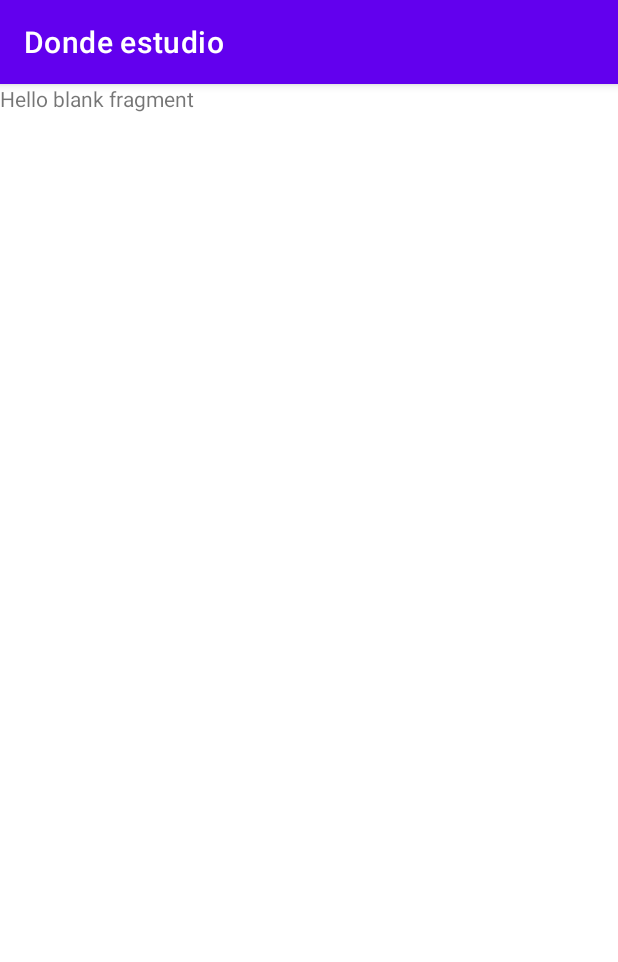
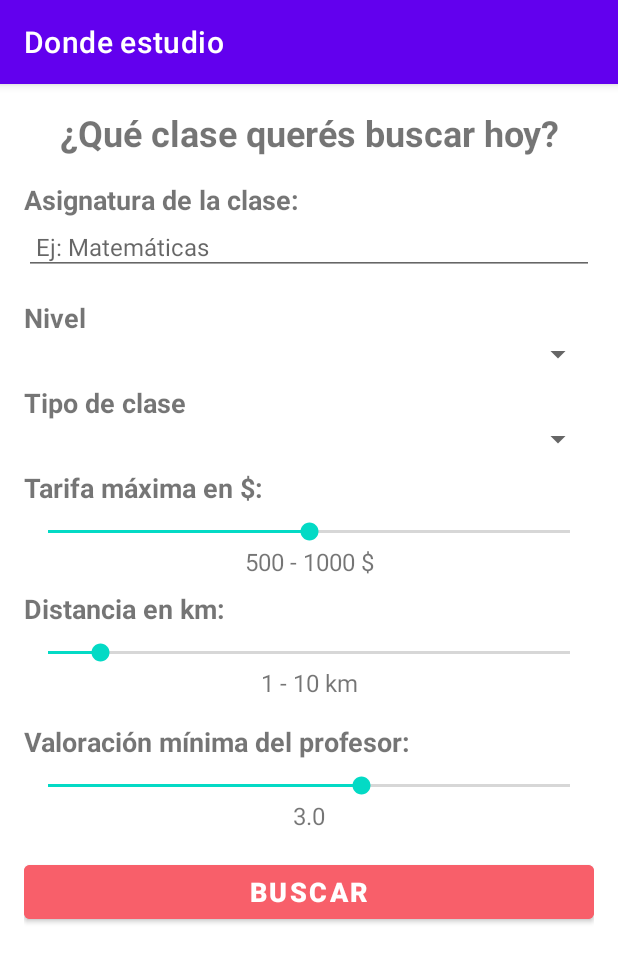
Before and after one commit to UTN-FRSF-TPS/DAM-APP, an Android app: the BuscarClasesFragment screen opened through its navigation route, on a phone screen of 412 x 824 dp. Shown: the top 962 px of the screen. Run offline under Robolectric (Android 15) with nearby library versions, the phone set to English and light mode, and no system bars; our stand-ins replace Firebase (no records; nobody signed in at launch, a user with empty details on screens opened directly); libraries missing offline, so code that uses them is left out: org.checkerframework.checker.

Commit message:
Agregada interfaz y logica de busqueda, y visualizacion de resultados de clases

```diff
--- a/app/src/main/java/com/fvt/dondeestudio/helpers/Util.java
+++ b/app/src/main/java/com/fvt/dondeestudio/helpers/Util.java
@@ -14,6 +14,7 @@ public class Util {
                 latLng1.latitude, latLng1.longitude,
                 latLng2.latitude, latLng2.longitude,
                 dist);
-        return dist[0];
+        return dist[0]/1000.0; //devuelve distancia en km
     }
+
 }
--- a/app/src/main/java/com/fvt/dondeestudio/model/Nivel.java
+++ b/app/src/main/java/com/fvt/dondeestudio/model/Nivel.java
@@ -1,3 +1,3 @@
 package com.fvt.dondeestudio.model;
 
-public enum Nivel {PRIMARIO, SECUNDARIO, UNIVERSITARIO}
+public enum Nivel {Primario, Secundario, Universitario}
--- a/app/src/main/res/layout/fragment_buscar_clases.xml
+++ b/app/src/main/res/layout/fragment_buscar_clases.xml
@@ -1,14 +1,172 @@
 <?xml version="1.0" encoding="utf-8"?>
-<FrameLayout xmlns:android="http://schemas.android.com/apk/res/android"
-    xmlns:tools="http://schemas.android.com/tools"
+<ScrollView
     android:layout_width="match_parent"
     android:layout_height="match_parent"
-    tools:context=".BuscarClasesFragment">
+    xmlns:android="http://schemas.android.com/apk/res/android"
+    xmlns:tools="http://schemas.android.com/tools">
+<LinearLayout
 
-    <!-- TODO: Update blank fragment layout -->
+    android:orientation="vertical"
+    android:layout_width="match_parent"
+    android:layout_height="match_parent"
+    android:padding="16dp"
+    tools:ignore="ExtraText">
+
     <TextView
+        android:id="@+id/tv_title"
         android:layout_width="match_parent"
-        android:layout_height="match_parent"
-        android:text="@string/hello_blank_fragment" />
+        android:layout_height="wrap_content"
+        android:text="¿Qué clase querés buscar hoy?"
+        android:textSize="24sp"
+        android:textStyle="bold"
+        android:gravity="center"
+        android:layout_marginBottom="16dp"/>
 
-</FrameLayout>
+
+    <!-- Filtro por nombre de la clase -->
+    <TextView
+        android:id="@+id/tv_class_name"
+        android:layout_width="match_parent"
+        android:layout_height="wrap_content"
+        android:text="Asignatura de la clase:"
+        android:textSize="18sp"
+        android:textStyle="bold"/>
+
+    <EditText
+        android:id="@+id/asignatura"
+        android:layout_width="match_parent"
+        android:layout_height="wrap_content"
+        android:padding="8dp"
+        android:hint="Ej: Matemáticas"
+        android:textSize="16sp"
+        android:inputType="text"/>
+
+    <!-- Filtro por asignatura -->
+    <TextView
+        android:id="@+id/nivelView"
+        android:layout_width="match_parent"
+        android:layout_height="wrap_content"
+        android:layout_marginTop="16dp"
+        android:text="Nivel"
+        android:textSize="18sp"
+        android:textStyle="bold" />
+
+    <Spinner
+        android:id="@+id/nivel"
+        android:layout_width="match_parent"
+        android:layout_height="wrap_content"
+        android:padding="8dp"
+        android:entries="@array/niveles"
+        android:textSize="16sp"/>
+
+    <TextView
+        android:id="@+id/tv_subject2"
+        android:layout_width="match_parent"
+        android:layout_height="wrap_content"
+        android:layout_marginTop="8dp"
+        android:text="Tipo de clase"
+        android:textSize="18sp"
+        android:textStyle="bold" />
+    <!-- Filtro de clase presencial o virtual -->
+
+    <Spinner
+        android:id="@+id/tipo"
+        android:layout_width="match_parent"
+        android:layout_height="wrap_content"
+        android:padding="8dp"
+        android:entries="@array/tipo"
+        android:textSize="16sp"/>
+
+    <!-- Filtro por tarifa -->
+    <TextView
+        android:id="@+id/tv_price"
+        android:layout_width="match_parent"
+        android:layout_height="wrap_content"
+        android:text="Tarifa máxima en $:"
+        android:textSize="18sp"
+        android:textStyle="bold"
+        android:layout_marginTop="8dp"/>
+
+    <SeekBar
+        android:id="@+id/tarifa"
+        android:layout_width="match_parent"
+        android:layout_height="wrap_content"
+        android:max="1000"
+        android:progress="500"
+        android:layout_marginTop="8dp"/>
+
+    <TextView
+        android:id="@+id/tv_price_range"
+        android:layout_width="match_parent"
+        android:layout_height="wrap_content"
+        android:text="500 - 1000 $"
+        android:textSize="16sp"
+        android:textAlignment="center"/>
+
+    <!-- Filtro por cercanía -->
+    <TextView
+        android:id="@+id/distanciaView"
+        android:layout_width="match_parent"
+        android:layout_height="wrap_content"
+        android:text="Distancia en km:"
+        android:textSize="18sp"
+        android:textStyle="bold"
+        android:layout_marginTop="8dp"/>
+
+    <SeekBar
+        android:id="@+id/distancia"
+        android:layout_width="match_parent"
+        android:layout_height="wrap_content"
+        android:max="100"
+        android:progress="10"
+        android:layout_marginTop="8dp"/>
+
+    <TextView
+        android:id="@+id/tv_distance_range"
+        android:layout_width="match_parent"
+        android:layout_height="wrap_content"
+        android:text="1 - 10 km"
+        android:textSize="16sp"
+        android:textAlignment="center"/>
+
+    <!-- Filtro por valoración -->
+    <TextView
+        android:id="@+id/tv_rating"
+        android:layout_width="match_parent"
+        android:layout_height="wrap_content"
+        android:text="Valoración mínima del profesor:"
+        android:textSize="18sp"
+        android:textStyle="bold"
+        android:layout_marginTop="16dp"/>
+
+    <SeekBar
+        android:id="@+id/valoracion"
+        android:layout_width="match_parent"
+        android:layout_height="wrap_content"
+        android:max="5"
+        android:progress="3"
+        android:layout_marginTop="8dp"/>
+
+    <TextView
+        android:id="@+id/tv_rating_value"
+        android:layout_width="match_parent"
+        android:layout_height="wrap_content"
+        android:text="3.0"
+        android:textSize="16sp"
+        android:textAlignment="center"/>
+
+    <!-- Botón de búsqueda -->
+    <Button
+        android:id="@+id/btn_search"
+        android:layout_width="match_parent"
+        android:layout_height="wrap_content"
+        android:text="Buscar"
+        android:textSize="18sp"
+        android:textStyle="bold"
+        android:backgroundTint="#f85f6a"
+        android:textColor="@android:color/white"
+        android:layout_marginTop="16dp"
+        android:layout_marginBottom="16dp"/>
+
+</LinearLayout>
+</ScrollView>
```
Also changed, not shown: app/src/main/java/com/fvt/dondeestudio/DTO/ClaseDTO.java (+23 -1 lines), app/src/main/java/com/fvt/dondeestudio/ResultadosBusqueda.java (added, +100 -0 lines), app/src/main/java/com/fvt/dondeestudio/adapters/ClasesResultadoAdapter.java (added, +65 -0 lines), app/src/main/java/com/fvt/dondeestudio/gestores/GestorClases.java (+54 -23 lines), app/src/main/java/com/fvt/dondeestudio/helpers/UbicacionUtil.java (added, +60 -0 lines), app/src/main/java/com/fvt/dondeestudio/model/Clase.java (+42 -15 lines), app/src/main/res/layout/fragment_resultados_busqueda.xml (added, +32 -0 lines), app/src/main/res/layout/item_clase_busqueda.xml (added, +95 -0 lines).
